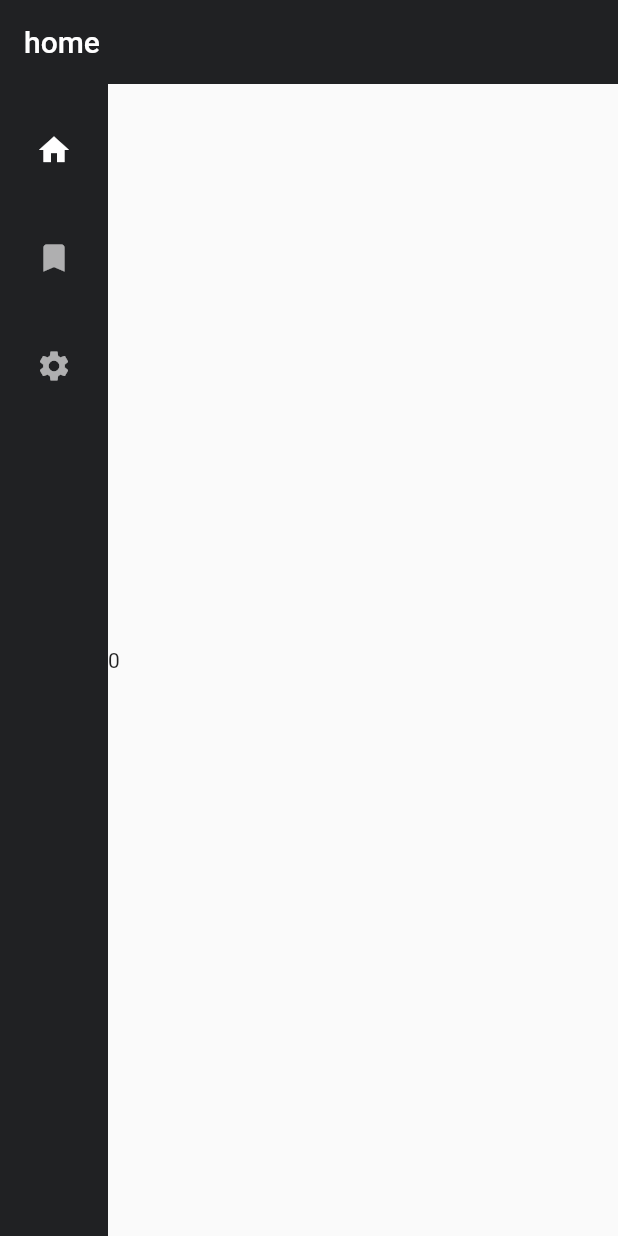
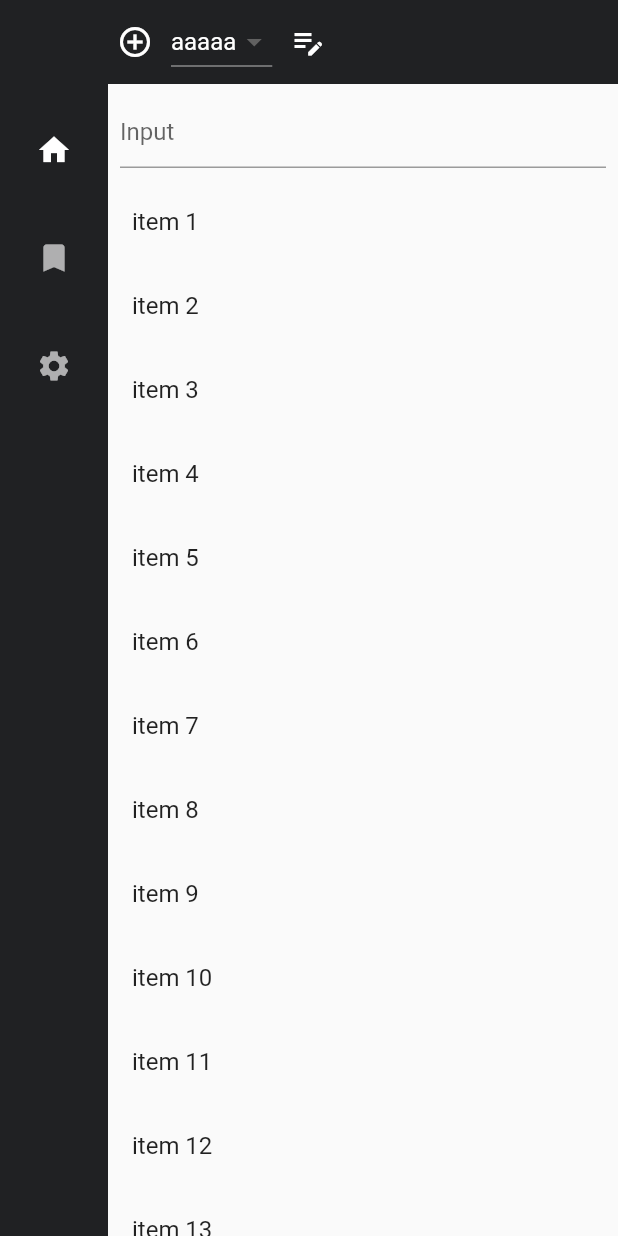
Before and after one commit to webcyou-org/GPT-prompt-manager, a Flutter app: the screen it shows after launch, on a phone screen of 412 x 824 dp. Run offline on Flutter 3.47's test engine with Material 2 defaults, Android fonts, the phone set to English and light mode, and no system bars.

Commit message:
feat: create list view

```diff
--- a/lib/component/header.dart
+++ b/lib/component/header.dart
@@ -1,4 +1,5 @@
 import 'package:flutter/material.dart';
+import 'package:prompt_manager/component/prompt_select.dart';
 
 class Header extends StatelessWidget implements PreferredSizeWidget {
   @override
@@ -7,14 +8,30 @@ class Header extends StatelessWidget implements PreferredSizeWidget {
   @override
   Widget build(BuildContext context) {
     return AppBar(
-      title: Container(
-        width: 100,
-        child: Text('home'),
-      ),
+      title: Padding(
+          padding: EdgeInsets.only(left: 50.0),
+          child: Row(
+      children: [
+        IconButton(
+          icon: const Icon(Icons.add_circle_outline),
+          onPressed: () {
+          },
+        ),
+        Select(onChanged: onChanged),
+        IconButton(
+          icon: const Icon(Icons.edit_note),
+          onPressed: () {
+          },
+        ),
+      ],
+      )),
       centerTitle: false,
       backgroundColor: const Color(0xff202123),
       elevation: 0.0,
-
     );
   }
+
+  void onChanged(String selectedName) {
+    print(selectedName);
+  }
 }
--- /dev/null
+++ b/lib/component/prompt_select.dart
@@ -0,0 +1,48 @@
+import 'package:flutter/material.dart';
+
+const spriteNameList = ['aaaaa', 'bbbb'];
+
+class Select extends StatefulWidget {
+  final ValueChanged<String>? onChanged;
+
+  const Select({Key? key, this.onChanged}) : super(key: key);
+
+  @override
+  SelectState createState() => SelectState();
+}
+
+class SelectState extends State<Select> {
+  var selectedValue = spriteNameList.first;
+
+  @override
+  Widget build(BuildContext context) {
+    return DropdownButton(
+      value: selectedValue,
+      items: spriteNameList.map((String list) =>
+          DropdownMenuItem(
+              value: list,
+              child: Text(
+                list,
+                // style: const TextStyle(color: Colors.white),
+              )
+          )).toList(),
+      onChanged: (String? value) {
+        widget.onChanged!(value!);
+        setState(() {
+          selectedValue = value!;
+        });
+      },
+      selectedItemBuilder: (BuildContext context) {
+        return spriteNameList.map((String value) {
+          return Align(
+            alignment: Alignment.centerLeft,
+            child: Text(
+              selectedValue,
+              style: const TextStyle(color: Colors.white),
+            ),
+          );
+        }).toList();
+      },
+    );
+  }
+}
--- a/lib/home_page.dart
+++ b/lib/home_page.dart
@@ -10,6 +10,7 @@ class HomePage extends StatefulWidget {
 
 class HomePageState extends State<HomePage> {
   int _selectedIndex = 0;
+  OverlayEntry? entry;
 
   @override
   Widget build(BuildContext context) {
@@ -35,20 +36,57 @@ class HomePageState extends State<HomePage> {
                     ),
                   ],
                   backgroundColor: const Color(0xff202123),
+                  // useIndicator: true,
+                  // indicatorColor: const Color(0xffffffff),
                   selectedIndex: _selectedIndex,
                   onDestinationSelected: (index) {
+                    showOverlay();
                     setState(() {
                       _selectedIndex = index;
                     });
                   },
                 ),
-                Container(
-                  child: Text('$_selectedIndex'),
-                )
+                Expanded(
+                    child: Scrollbar(
+                        child: SingleChildScrollView(
+                            child: Column(
+                  children: [
+                    Container(
+                      margin: EdgeInsets.all(8.0),
+                      child: TextField(
+                        decoration: InputDecoration(hintText: "Input"),
+                      ),
+                    ),
+                    ListView.builder(
+                      shrinkWrap: true,
+                      primary: false,
+                      itemCount: 30,
+                      itemBuilder: (context, index) => ListTile(
+                        title: Text("item ${index + 1}"),
+                      ),
+                    ),
+                  ],
+                )))),
               ],
             ),
           ],
-        )
+        ));
+  }
+
+  void showOverlay() {
+    entry = OverlayEntry(
+      builder: (BuildContext context) => Positioned(
+        left: 100,
+        bottom: 20,
+        child: ElevatedButton.icon(
+          icon: Icon(Icons.stop_circle_rounded),
+          label: Text('Record'),
+          onPressed: () {},
+        ),
+      ),
     );
+
+    final overlay = Overlay.of(context);
+    overlay.insert(entry!);
   }
 }
```
